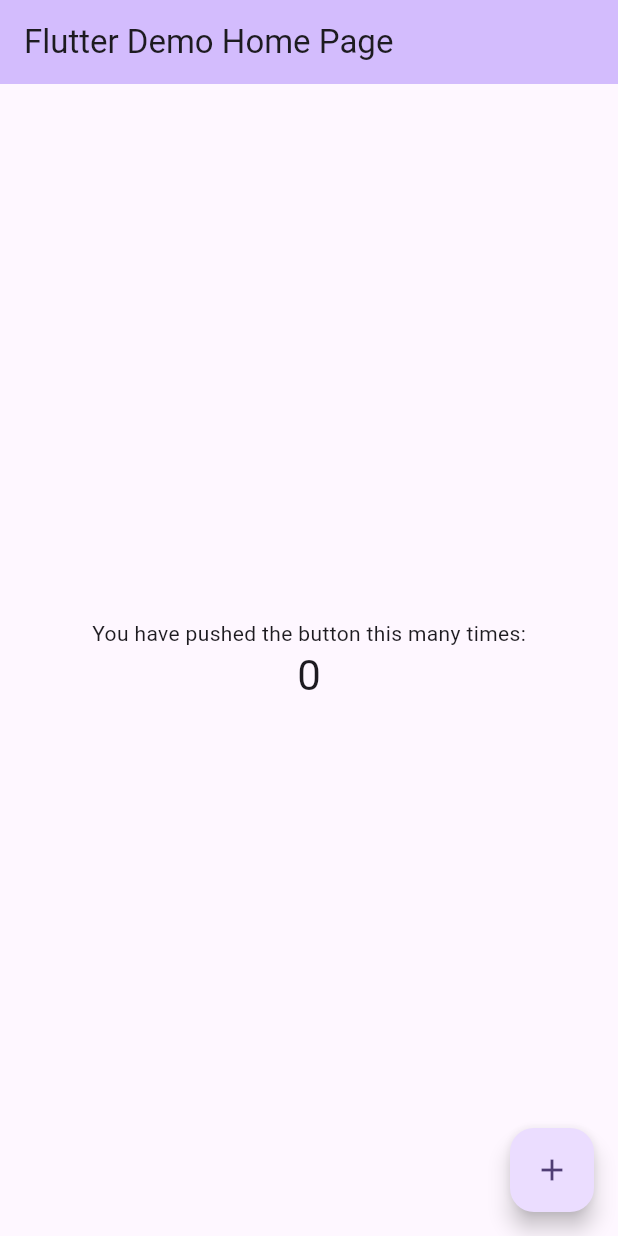
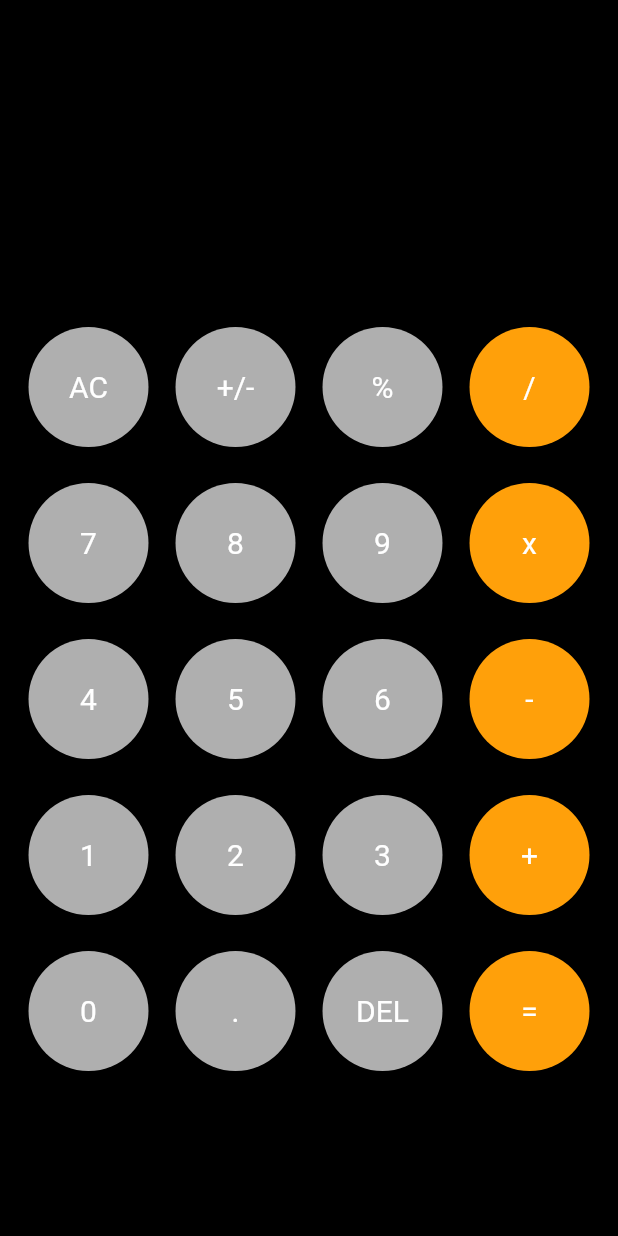
Before and after one commit to sazid526/portfolio, a Flutter app: the screen it shows after launch, on a phone screen of 412 x 824 dp. Run offline on Flutter 3.47's test engine with Material 2 defaults, Android fonts, the phone set to English and light mode, and no system bars; our stand-ins replace math_expressions.

Commit message:
calculator

```diff
--- /dev/null
+++ b/calculator/lib/componenets/widgets.dart
@@ -0,0 +1,41 @@
+
+
+import 'package:calculator/constant.dart';
+import 'package:flutter/material.dart';
+
+class MyButton extends StatelessWidget {
+  final String title;
+  final Color color;
+  final VoidCallback onPress;
+
+  const MyButton({Key? key,required this.title,
+
+    this.color = const Color(0xffafafaf),
+    required this.onPress
+  }) : super(key: key);
+
+  @override
+  Widget build(BuildContext context) {
+    return Expanded(
+      child: Padding(
+        padding: const EdgeInsets.symmetric(vertical: 12),
+        child: InkWell(
+          onTap: onPress,
+          child: Container(
+               height: 80,
+               decoration: BoxDecoration(
+                 color: color,
+                 shape: BoxShape.circle
+               ),
+               child: Center(
+                   child: Text(
+                     title,
+                     style: headingTextStyle,
+                   )
+               ),
+             ),
+        ),
+      ),
+    );
+  }
+}
--- /dev/null
+++ b/calculator/lib/constant.dart
@@ -0,0 +1,9 @@
+
+
+import 'package:flutter/material.dart';
+
+const Color grayColor = Colors.grey;
+
+const Color greenColor = Colors.green;
+
+const headingTextStyle = TextStyle(fontSize: 20,color: Colors.white);
--- a/calculator/lib/main.dart
+++ b/calculator/lib/main.dart
@@ -1,125 +1,221 @@
+import 'package:calculator/constant.dart';
+import 'package:calculator/componenets/widgets.dart';
+import 'package:flutter/cupertino.dart';
 import 'package:flutter/material.dart';
+import 'package:math_expressions/math_expressions.dart';
 
-void main() {
-  runApp(const MyApp());
+void main(){
+  runApp(MyApp());
 }
 
 class MyApp extends StatelessWidget {
-  const MyApp({super.key});
+  const MyApp({Key? key}) : super(key: key);
 
-  // This widget is the root of your application.
   @override
   Widget build(BuildContext context) {
     return MaterialApp(
-      title: 'Flutter Demo',
-      theme: ThemeData(
-        // This is the theme of your application.
-        //
-        // TRY THIS: Try running your application with "flutter run". You'll see
-        // the application has a blue toolbar. Then, without quitting the app,
-        // try changing the seedColor in the colorScheme below to Colors.green
-        // and then invoke "hot reload" (save your changes or press the "hot
-        // reload" button in a Flutter-supported IDE, or press "r" if you used
-        // the command line to start the app).
-        //
-        // Notice that the counter didn't reset back to zero; the application
-        // state is not lost during the reload. To reset the state, use hot
-        // restart instead.
-        //
-        // This works for code too, not just values: Most code changes can be
-        // tested with just a hot reload.
-        colorScheme: ColorScheme.fromSeed(seedColor: Colors.deepPurple),
-        useMaterial3: true,
-      ),
-      home: const MyHomePage(title: 'Flutter Demo Home Page'),
+      debugShowCheckedModeBanner: false,
+      home: HomeScreen(),
     );
   }
 }
-
-class MyHomePage extends StatefulWidget {
-  const MyHomePage({super.key, required this.title});
-
-  // This widget is the home page of your application. It is stateful, meaning
-  // that it has a State object (defined below) that contains fields that affect
-  // how it looks.
-
-  // This class is the configuration for the state. It holds the values (in this
-  // case the title) provided by the parent (in this case the App widget) and
-  // used by the build method of the State. Fields in a Widget subclass are
-  // always marked "final".
-
-  final String title;
+class HomeScreen extends StatefulWidget {
+  const HomeScreen({Key? key}) : super(key: key);
 
   @override
-  State<MyHomePage> createState() => _MyHomePageState();
+  State<HomeScreen> createState() => _HomeScreenState();
 }
 
-class _MyHomePageState extends State<MyHomePage> {
-  int _counter = 0;
+class _HomeScreenState extends State<HomeScreen> {
 
-  void _incrementCounter() {
-    setState(() {
-      // This call to setState tells the Flutter framework that something has
-      // changed in this State, which causes it to rerun the build method below
-      // so that the display can reflect the updated values. If we changed
-      // _counter without calling setState(), then the build method would not be
-      // called again, and so nothing would appear to happen.
-      _counter++;
-    });
-  }
-
+  var userInput = "";
+  var answer = "";
   @override
   Widget build(BuildContext context) {
-    // This method is rerun every time setState is called, for instance as done
-    // by the _incrementCounter method above.
-    //
-    // The Flutter framework has been optimized to make rerunning build methods
-    // fast, so that you can just rebuild anything that needs updating rather
-    // than having to individually change instances of widgets.
     return Scaffold(
-      appBar: AppBar(
-        // TRY THIS: Try changing the color here to a specific color (to
-        // Colors.amber, perhaps?) and trigger a hot reload to see the AppBar
-        // change color while the other colors stay the same.
-        backgroundColor: Theme.of(context).colorScheme.inversePrimary,
-        // Here we take the value from the MyHomePage object that was created by
-        // the App.build method, and use it to set our appbar title.
-        title: Text(widget.title),
+      backgroundColor: Colors.black,
+      body: SafeArea(
+        child: Padding(
+          padding: const EdgeInsets.symmetric(horizontal: 10),
+          child: Column(
+           children: [
+             Expanded(
+               child: Padding(
+                 padding: const EdgeInsets.symmetric(vertical: 20),
+                 child: Column(
+                   mainAxisAlignment: MainAxisAlignment.end,
+                   crossAxisAlignment: CrossAxisAlignment.end,
+                   children: [
+                     Align(
+                         alignment: Alignment.bottomRight,child: Text(userInput.toString(),style: TextStyle(fontSize: 30,color: Colors.white),)),
+                     SizedBox(height: 15,),
+                     Text(answer.toString(),style: TextStyle(fontSize: 30,color: Colors.white),),
+                   ],
                  ),
-      body: Center(
-        // Center is a layout widget. It takes a single child and positions it
-        // in the middle of the parent.
+               ),
+             ),
+             Expanded(
+               flex: 3,
                child: Column(
-          // Column is also a layout widget. It takes a list of children and
-          // arranges them vertically. By default, it sizes itself to fit its
-          // children horizontally, and tries to be as tall as its parent.
-          //
-          // Column has various properties to control how it sizes itself and
-          // how it positions its children. Here we use mainAxisAlignment to
-          // center the children vertically; the main axis here is the vertical
-          // axis because Columns are vertical (the cross axis would be
-          // horizontal).
-          //
-          // TRY THIS: Invoke "debug painting" (choose the "Toggle Debug Paint"
-          // action in the IDE, or press "p" in the console), to see the
-          // wireframe for each widget.
-          mainAxisAlignment: MainAxisAlignment.center,
-          children: <Widget>[
-            const Text(
-              'You have pushed the button this many times:',
+                 children: [
+                   Row(
+                     children: [
+                       MyButton(title: "AC",onPress: (){
+                         userInput = " ";
+                         answer = " ";
+                         setState(() {
+
+                         });
+                       },),
+                       MyButton(title: "+/-",onPress: (){
+                         userInput += "+/-";
+                         setState(() {
+
+                         });
+                       },),
+                       MyButton(title: "%",onPress: (){
+                         userInput += "%";
+                         setState(() {
+
+                         });
+                       },),
+                       MyButton(title: "/",color: Color(0xffffa00a),onPress: (){
+                         userInput += "/";
+                         setState(() {
+
+                         });
+                       },),
+                     ],
                    ),
-            Text(
-              '$_counter',
-              style: Theme.of(context).textTheme.headlineMedium,
+                   Row(
+                     children: [
+                       MyButton(title: "7",onPress: (){
+                         userInput += "7";
+                         setState(() {
+
+                         });
+                       },),
+                       MyButton(title: "8",onPress: (){
+                         userInput += "8";
+                         setState(() {
+
+                         });
+                       },),
+                       MyButton(title: "9",onPress: (){
+                         userInput += "9";
+                         setState(() {
+
+                         });
+                       },),
+                       MyButton(title: "x",color: Color(0xffffa00a),onPress: (){
+                         userInput += "*";
+                         setState(() {
+
+                         });
+                       },),
+                     ],
+                   ),
+                   Row(
+                     children: [
+                       MyButton(title: "4",onPress: (){
+                         userInput += "4";
+                         setState(() {
+
+                         });
+                       },),
+                       MyButton(title: "5",onPress: (){
+                         userInput += "5";
+                         setState(() {
+
+                         });
+                       },),
+                       MyButton(title: "6",onPress: (){
+                         userInput += "6";
+                         setState(() {
+
+                         });
+                       },),
+                       MyButton(title: "-",color: Color(0xffffa00a),onPress: (){
+                         userInput += "-";
+                         setState(() {
+
+                         });
+                       },),
+                     ],
+                   ),
+                   Row(
+                     children: [
+                       MyButton(title: "1",onPress: (){
+                         userInput += "1";
+                         setState(() {
+
+                         });
+                       },),
+                       MyButton(title: "2",onPress: (){
+                         userInput += "2";
+                         setState(() {
+
+                         });
+                       },),
+                       MyButton(title: "3",onPress: (){
+                         userInput += "3";
+                         setState(() {
+
+                         });
+                       },),
+                       MyButton(title: "+",color: Color(0xffffa00a),onPress: (){
+                         userInput += "+";
+                         setState(() {
+
+                         });
+                       },),
+                     ],
+                   ),
+                   Row(
+                     children: [
+                       MyButton(title: "0",onPress: (){
+                         userInput += "0";
+                         setState(() {
+
+                         });
+                       },),
+                       MyButton(title: ".",onPress: (){
+                         userInput += ".";
+                         setState(() {
+
+                         });
+                       },),
+                       MyButton(title: "DEL",onPress: (){
+                         userInput = userInput.substring(0,userInput.length - 1);
+                         setState(() {
+
+                         });
+                       },),
+                       MyButton(title: "=",color: Color(0xffffa00a),onPress: (){
+                         equalPress();
+                         setState(() {
+
+                         });
+                       },),
+                     ],
                    ),
                  ],
                ),
+             )
+
+           ],
           ),
-      floatingActionButton: FloatingActionButton(
-        onPressed: _incrementCounter,
-        tooltip: 'Increment',
-        child: const Icon(Icons.add),
-      ), // This trailing comma makes auto-formatting nicer for build methods.
+        ),
+      ),
     );
   }
+
+  void equalPress(){
+    Parser p = Parser();
+    Expression expression = p.parse(userInput);
+    ContextModel contextModel = ContextModel();
+
+    double eval = expression.evaluate(EvaluationType.REAL, contextModel);
+    answer = eval.toString();
   }
+}
--- a/calculator/pubspec.yaml
+++ b/calculator/pubspec.yaml
@@ -35,6 +35,7 @@ dependencies:
   # The following adds the Cupertino Icons font to your application.
   # Use with the CupertinoIcons class for iOS style icons.
   cupertino_icons: ^1.0.2
+  math_expressions: ^2.4.0
 
 dev_dependencies:
   flutter_test:
```
Also changed, not shown: calculator/pubspec.lock. Lines whose indentation alone changed are shown as unchanged.
